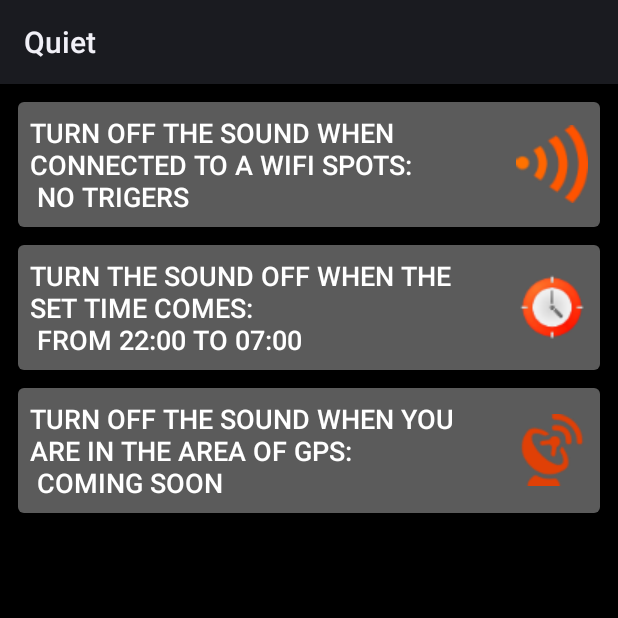
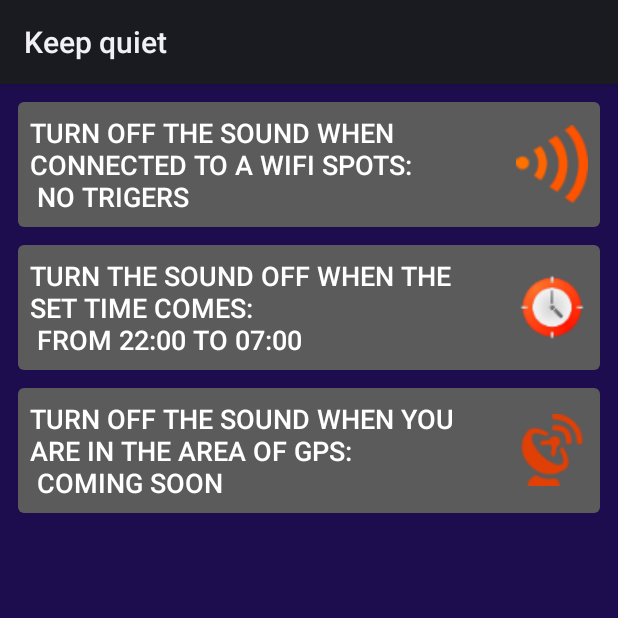
Before and after one commit to alexz89ua/DoNotDisturb, an Android app: the screen it shows after launch (SettingsActivity), on a phone screen of 412 x 824 dp, the top half of it. Run offline under Robolectric (Android 15) with nearby library versions, the phone set to English and light mode, and no system bars; libraries missing offline, so code that uses them is left out: com.nineoldandroids.animation, com.nineoldandroids.util.

```diff
--- a/app/build.gradle
+++ b/app/build.gradle
@@ -33,5 +33,6 @@ repositories {
 dependencies {
     compile 'com.android.support:support-v4:22.0.+'
     compile 'com.nineoldandroids:library:2.4.0'
-    compile 'ch.acra:acra:4.5.0'
+    compile 'com.android.support:design:22.2.0'
+    compile "com.android.support:appcompat-v7:22.0.+"
 }
--- a/app/src/main/java/com/alexz/donotdisturb/QuietApp.java
+++ b/app/src/main/java/com/alexz/donotdisturb/QuietApp.java
@@ -3,9 +3,6 @@ package com.alexz.donotdisturb;
 import android.app.Application;
 import android.content.SharedPreferences;
 import android.preference.PreferenceManager;
-
-import org.acra.ACRA;
-import org.acra.annotation.ReportsCrashes;
 
 import java.util.HashSet;
 import java.util.Set;
@@ -14,27 +11,20 @@ import java.util.Set;
  * Created by AlexZ on 01.07.14.
  */
 
-@ReportsCrashes(formUri = "http://acra-server.dev.stfalcon.com/crash/add", formKey = "")
-
 public class QuietApp extends Application {
 
     private static QuietApp self;
     private SharedPreferences sharedPreferences;
     public static final String event_update = "com.alexz.donotdisturb.event_update";
 
-    synchronized public static QuietApp getInstans(){
+    synchronized public static QuietApp getInstance(){
         return self;
     }
 
     @Override
     public void onCreate() {
         super.onCreate();
-            self = this;
-
-        if (!BuildConfig.DEBUG) {
-            ACRA.init(this);
-        }
-
+        self = this;
         sharedPreferences = PreferenceManager.getDefaultSharedPreferences(this);
     }
 
--- a/app/src/main/java/com/alexz/donotdisturb/QuietReceiver.java
+++ b/app/src/main/java/com/alexz/donotdisturb/QuietReceiver.java
@@ -33,7 +33,7 @@ public class QuietReceiver extends BroadcastReceiver {
                 WifiInfo wifiInfo = wifiMgr.getConnectionInfo();
                 String name = wifiInfo.getSSID().replaceAll("\"", "");
                 Log.d("WifiReceiver", "Have Wifi Connection: " + name);
-                if (QuietApp.getInstans().getTrigersWiFi().contains(name)) {
+                if (QuietApp.getInstance().getTrigersWiFi().contains(name)) {
                     //For Vibrate mode
                     am.setRingerMode(AudioManager.RINGER_MODE_VIBRATE);
                 }
--- a/app/src/main/java/com/alexz/donotdisturb/SettingsActivity.java
+++ b/app/src/main/java/com/alexz/donotdisturb/SettingsActivity.java
@@ -99,12 +99,12 @@ public class SettingsActivity extends Activity implements View.OnClickListener {
     private void initUserSettings(){
         tvChoosedSpots.setText(
                 String.format(getResources().getString(R.string.trigger_wifi_text),
-                        QuietApp.getInstans().getTrigersWiFi())
+                        QuietApp.getInstance().getTrigersWiFi())
                         .replaceAll("\\[", "")
                         .replaceAll("\\]", ""));
         timeCase.setText(
                 String.format(getResources().getString(R.string.trigger_time_text),
-                        QuietApp.getInstans().getTimeFrom(), QuietApp.getInstans().getTimeTo()));
+                        QuietApp.getInstance().getTimeFrom(), QuietApp.getInstance().getTimeTo()));
     }
 
 
--- a/app/src/main/java/com/alexz/donotdisturb/TimeUtil.java
+++ b/app/src/main/java/com/alexz/donotdisturb/TimeUtil.java
@@ -1,11 +1,9 @@
 package com.alexz.donotdisturb;
 
 import android.app.AlarmManager;
-import android.app.NotificationManager;
 import android.app.PendingIntent;
 import android.content.Context;
 import android.content.Intent;
-import android.os.SystemClock;
 import android.util.Log;
 
 import java.text.SimpleDateFormat;
@@ -28,9 +26,9 @@ public class TimeUtil {
         Calendar cal = Calendar.getInstance();
         String storedTimeTo;
         if (timeType.equals(ExtraUtils.TIME_FROM)) {
-            storedTimeTo = QuietApp.getInstans().getTimeFrom();
+            storedTimeTo = QuietApp.getInstance().getTimeFrom();
         } else {
-            storedTimeTo = QuietApp.getInstans().getTimeTo();
+            storedTimeTo = QuietApp.getInstance().getTimeTo();
         }
         Log.i("Loger", "Time " + storedTimeTo);
         cal.set(Calendar.HOUR_OF_DAY, Integer.valueOf(storedTimeTo.substring(0, storedTimeTo.lastIndexOf(":"))));
--- a/app/src/main/res/layout/main.xml
+++ b/app/src/main/res/layout/main.xml
@@ -2,7 +2,7 @@
 <LinearLayout xmlns:android="http://schemas.android.com/apk/res/android"
     android:layout_width="fill_parent"
     android:layout_height="fill_parent"
-    android:background="#000000"
+    android:background="@color/background_color"
     android:orientation="vertical">
 
     <Button
--- a/app/src/main/res/values/color.xml
+++ b/app/src/main/res/values/color.xml
@@ -1,5 +1,6 @@
 <?xml version="1.0" encoding="utf-8"?>
 <resources>
+    <color name="background_color">#1d0d4e</color>
     <color name="hint_transparent">#ff5b5b5b</color>
     <color name="hint_color">#8a877f</color>
     <color name="material_blue">#ff0fb5cb</color>
--- a/app/src/main/res/values/strings.xml
+++ b/app/src/main/res/values/strings.xml
@@ -1,6 +1,6 @@
 <?xml version="1.0" encoding="utf-8"?>
 <resources>
-    <string name="app_name">Quiet</string>
+    <string name="app_name">Keep quiet</string>
     <string name="dialog_get_wifi">Choose a WiFi hotspot</string>
     <string name="dialog_set_time">Set time</string>
     <string name="trigger_wifi_text">Turn off the sound when connected to a WiFi spots:\n %s</string>
--- a/app/src/main/res/values/styles.xml
+++ b/app/src/main/res/values/styles.xml
@@ -1,7 +1,7 @@
 <resources>
 
     <!-- Base application theme. -->
-    <style name="AppTheme" parent="android:Theme.Holo.Light.DarkActionBar">
+    <style name="AppTheme" parent="Theme.AppCompat.NoActionBar">
         <!-- Customize your theme here. -->
     </style>
 
```
Also changed, not shown: app/src/main/java/com/alexz/donotdisturb/DialogUtil.java (+10 -10 lines), 3 other files.
